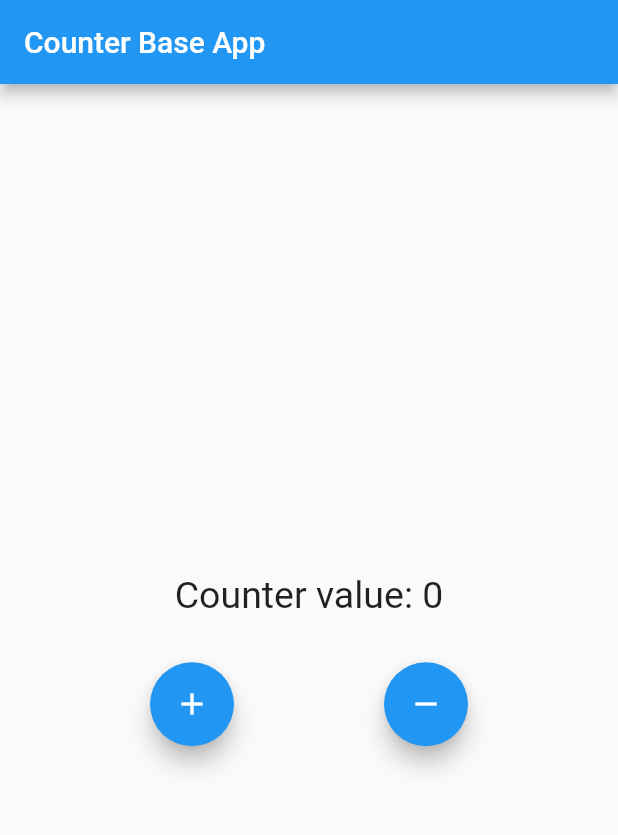
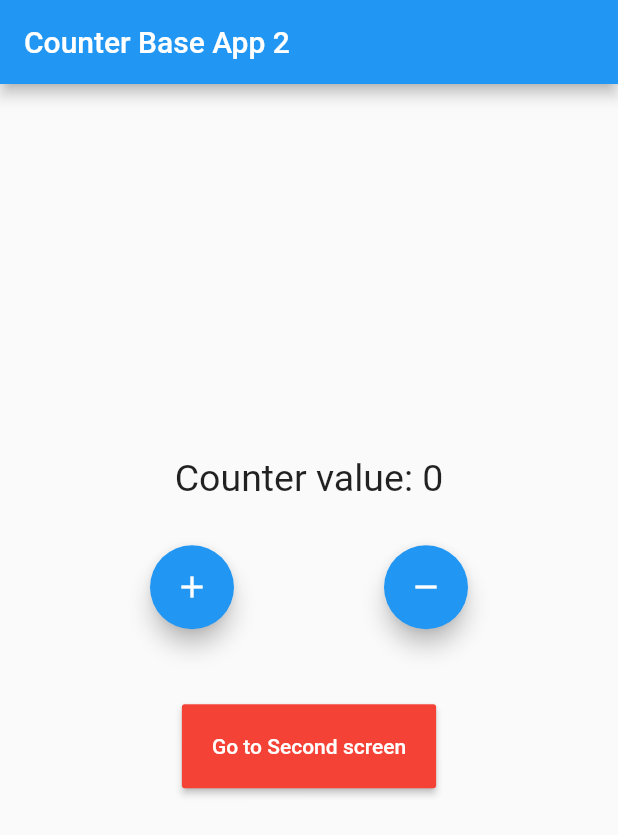
Before and after one commit to imp-sike/flutter_bloc_example, a Flutter app: the screen it shows after launch, on a phone screen of 412 x 824 dp. Shown: the top 835 px of the screen. Run offline on Flutter 3.47's test engine with Material 2 defaults, Android fonts, the phone set to English and light mode, and no system bars; our stand-ins replace equatable, flutter_bloc.

```diff
--- a/lib/main.dart
+++ b/lib/main.dart
@@ -1,68 +1,30 @@
 import 'package:flutter/material.dart';
 import 'package:flutter_bloc/flutter_bloc.dart';
-import 'package:flutter_bloc_example/cubit/main_cubit.dart';
+import 'package:flutter_bloc_example/logic/cubit/main_cubit.dart';
+import 'package:flutter_bloc_example/presentation/router/app_router.dart';
+import 'package:flutter_bloc_example/presentation/screens/home_screen.dart';
 
 void main() => runApp(const BaseApp());
 
-class BaseApp extends StatelessWidget {
+class BaseApp extends StatefulWidget {
   const BaseApp({Key? key}) : super(key: key);
 
   @override
+  State<BaseApp> createState() => _BaseAppState();
+}
+
+class _BaseAppState extends State<BaseApp> {
+  final AppRouter _appRouter = AppRouter();
+  @override
   Widget build(BuildContext context) {
     return MaterialApp(
-      home: BlocProvider(
-        create: (_) => CounterCubit(),
-        child: const MyApp(),
-      ),
+      onGenerateRoute: _appRouter.onGeneratedRoute,
     );
   }
-}
-
-class MyApp extends StatelessWidget {
-  const MyApp({
-    Key? key,
-  }) : super(key: key);
 
   @override
-  Widget build(BuildContext context) {
-    return Scaffold(
-      appBar: AppBar(
-        title: const Text("Counter Base App"),
-      ),
-      body: Column(
-        mainAxisAlignment: MainAxisAlignment.center,
-        crossAxisAlignment: CrossAxisAlignment.center,
-        children: [
-          BlocBuilder<CounterCubit, CounterState>(
-            builder: (context, state) {
-              return Text(
-                "Counter value: ${state.countervalue}",
-                style: const TextStyle(fontSize: 25),
-              );
-            },
-          ),
-          const SizedBox(
-            height: 30,
-          ),
-          Row(
-            mainAxisAlignment: MainAxisAlignment.spaceEvenly,
-            children: [
-              FloatingActionButton(
-                onPressed: () {
-                  context.read<CounterCubit>().increment();
-                },
-                child: const Icon(Icons.add),
-              ),
-              FloatingActionButton(
-                onPressed: () {
-                  context.read<CounterCubit>().decrement();
-                },
-                child: const Icon(Icons.remove),
-              ),
-            ],
-          ),
-        ],
-      ),
-    );
+  void dispose() {
+    _appRouter.destroy();
+    super.dispose();
   }
 }
--- /dev/null
+++ b/lib/presentation/router/app_router.dart
@@ -0,0 +1,28 @@
+import 'package:flutter/material.dart';
+import 'package:flutter_bloc/flutter_bloc.dart';
+import 'package:flutter_bloc_example/logic/cubit/main_cubit.dart';
+import 'package:flutter_bloc_example/presentation/screens/home_screen.dart';
+import 'package:flutter_bloc_example/presentation/screens/second_screen.dart';
+
+class AppRouter {
+  final CounterCubit _counterCubit = CounterCubit();
+  Route? onGeneratedRoute(RouteSettings routeSettings) {
+    switch(routeSettings.name) {
+      case "/":
+          return MaterialPageRoute(builder: (_) =>
+            BlocProvider.value(value: _counterCubit, child: const HomeScreen(),)
+          );
+      case "/second":
+          return MaterialPageRoute(builder: (_) =>
+            BlocProvider.value(value: _counterCubit, child: const SecondScreen(),)
+          );
+      default:
+          return null;
+    }
+  }
+
+  void destroy() {
+    _counterCubit.close();
+  }
+
+}
--- /dev/null
+++ b/lib/presentation/screens/home_screen.dart
@@ -0,0 +1,63 @@
+import 'package:flutter/material.dart';
+import 'package:flutter_bloc/flutter_bloc.dart';
+import 'package:flutter_bloc_example/logic/cubit/main_cubit.dart';
+
+class HomeScreen extends StatelessWidget {
+  const HomeScreen({
+    Key? key,
+  }) : super(key: key);
+
+  @override
+  Widget build(BuildContext context) {
+    return Scaffold(
+      appBar: AppBar(
+        title: const Text("Counter Base App 2"),
+      ),
+      body: Column(
+        mainAxisAlignment: MainAxisAlignment.center,
+        crossAxisAlignment: CrossAxisAlignment.center,
+        children: [
+          BlocBuilder<CounterCubit, CounterState>(
+            builder: (context, state) {
+              return Text(
+                "Counter value: ${state.countervalue}",
+                style: const TextStyle(fontSize: 25),
+              );
+            },
+          ),
+          const SizedBox(
+            height: 30,
+          ),
+          Row(
+            mainAxisAlignment: MainAxisAlignment.spaceEvenly,
+            children: [
+              FloatingActionButton(
+                onPressed: () {
+                  context.read<CounterCubit>().increment();
+                },
+                child: const Icon(Icons.add),
+              ),
+              FloatingActionButton(
+                onPressed: () {
+                  context.read<CounterCubit>().decrement();
+                },
+                child: const Icon(Icons.remove),
+              ),
+            ],
+          ),
+          Container(
+            margin: const EdgeInsets.all(50),
+            child: MaterialButton(
+              color: Colors.red,
+              padding: const EdgeInsets.all(20),
+              onPressed: () {
+                Navigator.pushNamed(context, "/second");
+              },
+              child:  const Text("Go to Second screen", style: TextStyle(color: Colors.white),),
+            ),
+          )
+        ],
+      ),
+    );
+  }
+}
```
Also changed, not shown: lib/presentation/screens/second_screen.dart (added, +53 -0 lines), lib/logic/cubit/main_cubit.dart (renamed from lib/cubit/main_cubit.dart).
